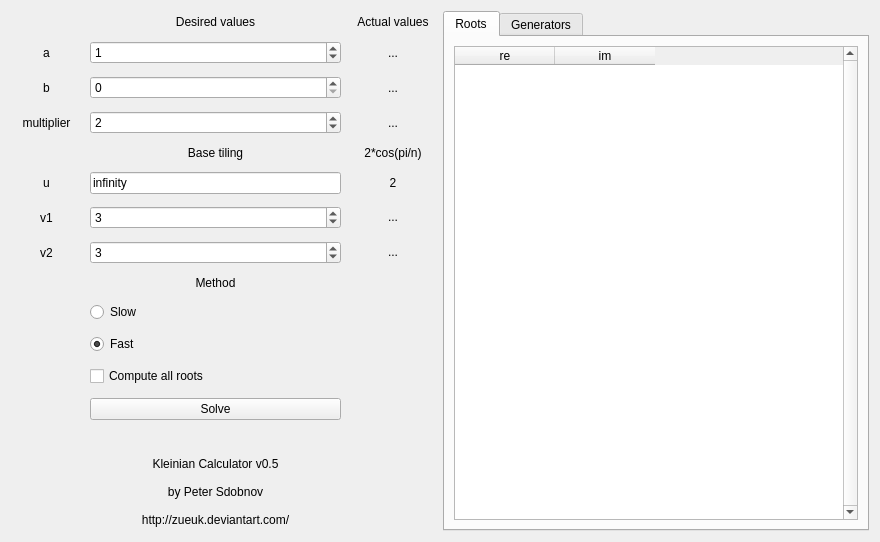
Above: src/MainForm.ui from Zueuk/KleinianCalc before the change. Below: the same form after it.
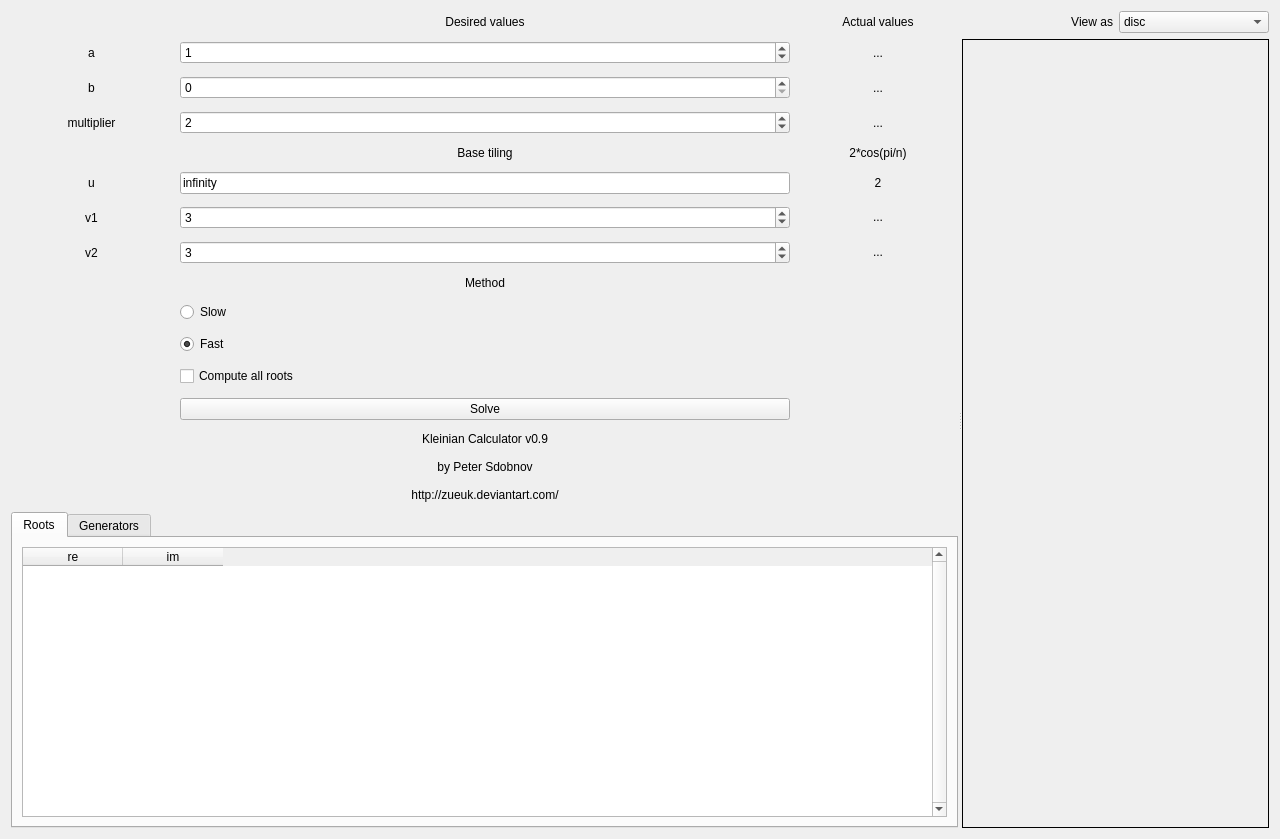
That is the form after the change.

Commit message: Added simple preview

Patch:
```diff
--- a/src/MainForm.ui
+++ b/src/MainForm.ui
@@ -6,14 +6,24 @@
    <rect>
     <x>0</x>
     <y>0</y>
-    <width>880</width>
-    <height>542</height>
+    <width>1280</width>
+    <height>839</height>
    </rect>
   </property>
   <property name="windowTitle">
    <string>Kleinian Calculator</string>
   </property>
-  <layout class="QHBoxLayout" name="horizontalLayout" stretch="1,1">
+  <layout class="QVBoxLayout" name="verticalLayout_4">
+   <item>
+    <widget class="QSplitter" name="splitter">
+     <property name="orientation">
+      <enum>Qt::Horizontal</enum>
+     </property>
+     <property name="childrenCollapsible">
+      <bool>false</bool>
+     </property>
+     <widget class="QWidget" name="layoutWidget_1">
+      <layout class="QVBoxLayout" name="verticalLayout">
    <item>
     <layout class="QGridLayout" name="gridLayout" columnstretch="1,4,1">
      <property name="leftMargin">
@@ -317,22 +327,9 @@
       </widget>
      </item>
      <item row="13" column="1">
-      <spacer name="verticalSpacer">
-       <property name="orientation">
-        <enum>Qt::Vertical</enum>
-       </property>
-       <property name="sizeHint" stdset="0">
-        <size>
-         <width>20</width>
-         <height>40</height>
-        </size>
-       </property>
-      </spacer>
-     </item>
-     <item row="14" column="1">
       <widget class="QLabel" name="labelAbout">
        <property name="text">
-        <string>Kleinian Calculator v0.5
+            <string>Kleinian Calculator v0.9
 
 by Peter Sdobnov
 
@@ -830,6 +827,47 @@
            </widget>
           </item>
          </layout>
+            </widget>
+           </item>
+          </layout>
+         </widget>
+        </widget>
+       </item>
+      </layout>
+     </widget>
+     <widget class="QWidget" name="layoutWidget_2">
+      <layout class="QVBoxLayout" name="verticalLayout_3" stretch="0,1">
+       <item>
+        <layout class="QHBoxLayout" name="horizontalLayout">
+         <item>
+          <widget class="QLabel" name="label_6">
+           <property name="text">
+            <string>View as</string>
+           </property>
+           <property name="alignment">
+            <set>Qt::AlignRight|Qt::AlignTrailing|Qt::AlignVCenter</set>
+           </property>
+          </widget>
+         </item>
+         <item>
+          <widget class="QComboBox" name="comboBoxViewMode">
+           <item>
+            <property name="text">
+             <string>disc</string>
+            </property>
+           </item>
+          </widget>
+         </item>
+        </layout>
+       </item>
+       <item>
+        <widget class="QLabel" name="labelPreview">
+         <property name="frameShape">
+          <enum>QFrame::Box</enum>
+         </property>
+         <property name="alignment">
+          <set>Qt::AlignCenter</set>
+         </property>
         </widget>
        </item>
       </layout>
```
Left out of the diff: 3 changed lines with no effect on the pictures. Lines whose indentation alone changed are shown as unchanged. The commit also changes 11 other files.
